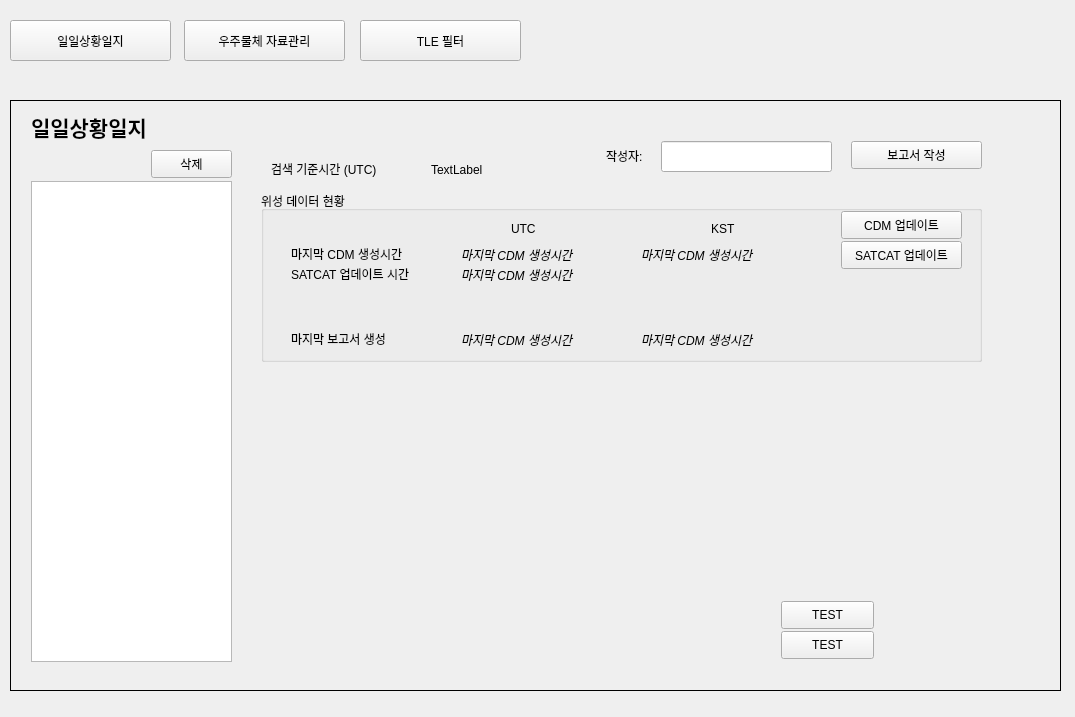
This is DataFiles/SIMP_main.ui in FSOP/SIMP_python as Qt 5 draws it before an edit. The edited form follows.
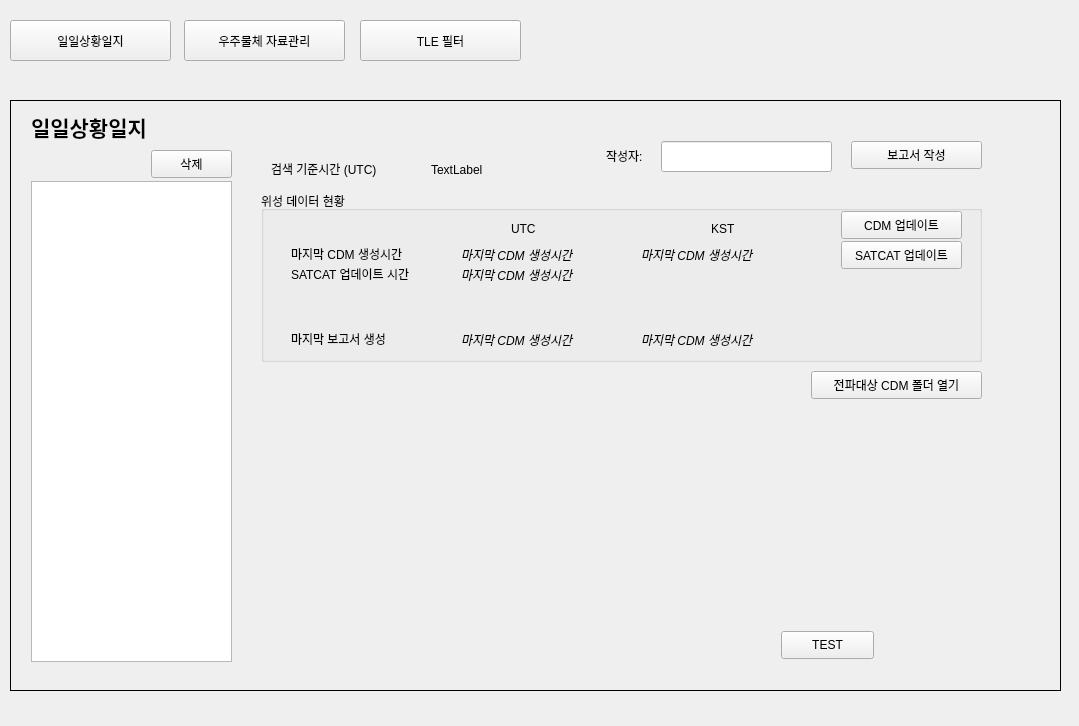
This is the edited form.

Diff of the .ui file:
```diff
--- a/DataFiles/SIMP_main.ui
+++ b/DataFiles/SIMP_main.ui
@@ -9,8 +9,8 @@
    <rect>
     <x>0</x>
     <y>0</y>
-    <width>1075</width>
-    <height>717</height>
+    <width>1079</width>
+    <height>726</height>
    </rect>
   </property>
   <property name="windowTitle">
@@ -292,14 +292,14 @@
     <widget class="QPushButton" name="button_test">
      <property name="geometry">
       <rect>
-       <x>770</x>
-       <y>500</y>
-       <width>93</width>
+       <x>800</x>
+       <y>270</y>
+       <width>171</width>
        <height>28</height>
       </rect>
      </property>
      <property name="text">
-      <string>TEST</string>
+      <string>전파대상 CDM 폴더 열기</string>
      </property>
     </widget>
     <widget class="QPushButton" name="button_test_2">
```
Left out of the diff: 4 changed lines with no effect on the pictures.
